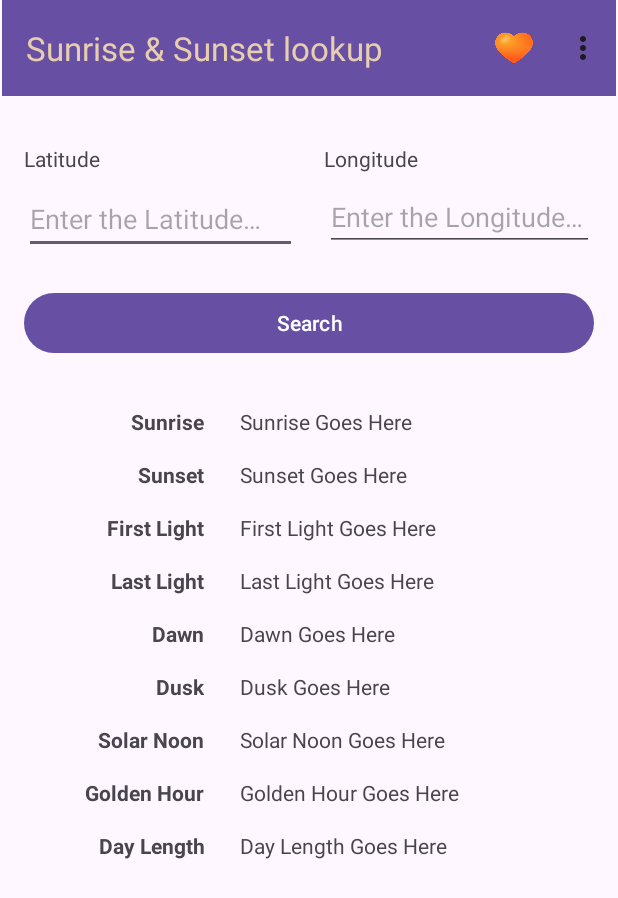
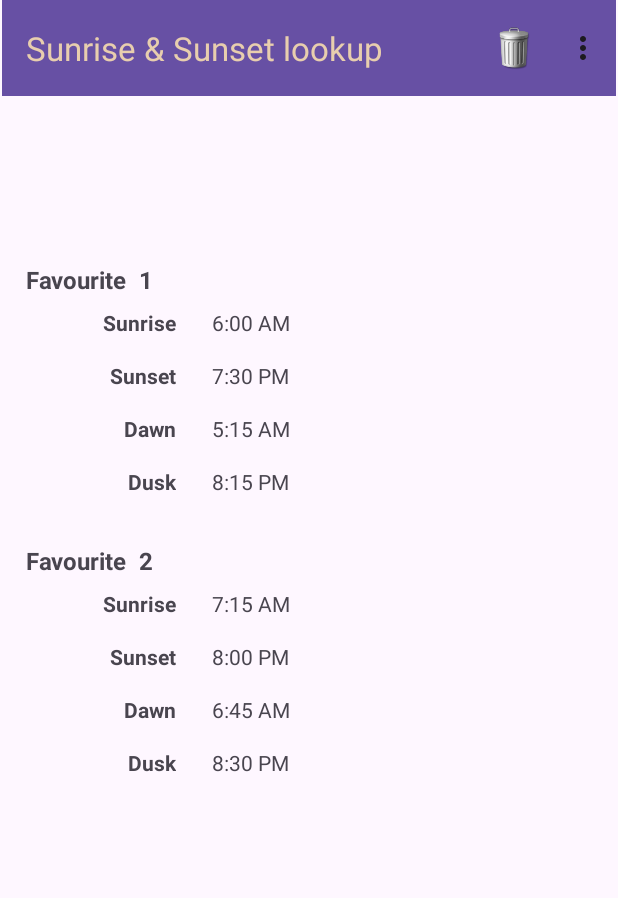
Before and after one commit to shiv0shakti/DemoStore, an Android app: the SunActivity screen opened directly, with no data from a screen before it, in the options menu, after a tap on "View Favourites", on a phone screen of 412 x 824 dp. Shown: the top 898 px of the screen. Run offline under Robolectric (Android 15) with nearby library versions, the phone set to English and light mode, and no system bars.

Commit message:
Added recyclerview, viewmodel, and finished ui.

```diff
--- /dev/null
+++ b/app/src/main/java/algonquin/cst2335/demostore/data/SunsetData.java
@@ -0,0 +1,57 @@
+package algonquin.cst2335.demostore.data;
+
+public class SunsetData {
+    private String sunrise;
+    private String sunset;
+    private String dawn;
+    private String dusk;
+
+    public SunsetData(String sunrise, String sunset, String dawn, String dusk) {
+        this.sunrise = sunrise;
+        this.sunset = sunset;
+        this.dawn = dawn;
+        this.dusk = dusk;
+    }
+
+    public String getSunrise() {
+        return sunrise;
+    }
+
+    public void setSunrise(String sunrise) {
+        this.sunrise = sunrise;
+    }
+
+    public String getSunset() {
+        return this.sunset;
+    }
+
+    public void setSunset(String sunset) {
+        this.sunset = sunset;
+    }
+    public String getDawn() {
+        return this.dawn;
+    }
+
+    public void setDawn(String dawn) {
+        this.dawn = dawn;
+    }
+
+    public String getDusk() {
+        return this.dusk;
+    }
+
+    public void setDusk(String dusk) {
+        this.dusk = dusk;
+    }
+
+
+    @Override
+    public String toString() {
+        return "SunsetData {" +
+                "sunrise='" + this.sunrise + '\'' +
+                ", sunset='" + this.sunset + '\'' +
+                ", dawn='" + this.dawn + '\'' +
+                ", dusk='" + this.dusk + '\'' +
+                '}';
+    }
+}
--- /dev/null
+++ b/app/src/main/java/algonquin/cst2335/demostore/data/SunsetViewModel.java
@@ -0,0 +1,10 @@
+package algonquin.cst2335.demostore.data;
+
+import androidx.lifecycle.MutableLiveData;
+import androidx.lifecycle.ViewModel;
+
+import java.util.ArrayList;
+
+public class SunsetViewModel extends ViewModel {
+    public MutableLiveData<ArrayList<SunsetData>> dataList = new MutableLiveData<>();
+}
--- a/app/src/main/java/algonquin/cst2335/demostore/ui/SunActivity.java
+++ b/app/src/main/java/algonquin/cst2335/demostore/ui/SunActivity.java
@@ -1,23 +1,38 @@
 package algonquin.cst2335.demostore.ui;
 
 import androidx.annotation.NonNull;
+import androidx.appcompat.app.AlertDialog;
 import androidx.appcompat.app.AppCompatActivity;
+import androidx.lifecycle.ViewModelProvider;
+import androidx.recyclerview.widget.LinearLayoutManager;
 
 import android.content.Context;
+import android.content.Intent;
 import android.content.SharedPreferences;
 import android.os.Bundle;
 import android.view.Menu;
 import android.view.MenuItem;
 import android.widget.Button;
 import android.widget.EditText;
+import android.widget.Toast;
+
+import com.google.android.material.snackbar.Snackbar;
+
+import java.util.ArrayList;
 
 import algonquin.cst2335.demostore.R;
+import algonquin.cst2335.demostore.data.SunsetData;
+import algonquin.cst2335.demostore.data.SunsetViewModel;
 import algonquin.cst2335.demostore.databinding.ActivitySunBinding;
+import algonquin.cst2335.demostore.databinding.ActivitySunFavsBinding;
 
 public class SunActivity extends AppCompatActivity {
 
     private static final String TAG = SunActivity.class.getName();
     private ActivitySunBinding binding;
+    private ArrayList<SunsetData> dataList = new ArrayList<>();
+    private SunsetViewModel sunsetViewModel;
+    private boolean hasSearchResult;
 
     @Override
     protected void onCreate(Bundle savedInstanceState) {
@@ -37,6 +52,14 @@ public class SunActivity extends AppCompatActivity {
 
         latField.setText(latData);
         longField.setText(longData);
+        hasSearchResult = false;
+
+        sunsetViewModel = new ViewModelProvider(this).get(SunsetViewModel.class);
+        dataList = sunsetViewModel.dataList.getValue();
+
+        if (dataList == null) {
+            sunsetViewModel.dataList.postValue(dataList = new ArrayList<SunsetData>());
+        }
 
         searchBtn.setOnClickListener(click -> {
             SharedPreferences.Editor editor = preferences.edit();
@@ -46,6 +69,8 @@ public class SunActivity extends AppCompatActivity {
             editor.putString("Latitude", latText);
             editor.putString("Longitude", longText);
             editor.apply();
+
+            hasSearchResult = true;
 
             if (!longText.isEmpty() && !latText.isEmpty()) {
                 // do stuff...
@@ -59,16 +84,27 @@ public class SunActivity extends AppCompatActivity {
         getMenuInflater().inflate(R.menu.sunset_menu, menu);
         return true;
     }
+
     @Override
     public boolean onOptionsItemSelected(@NonNull MenuItem item) {
         int choice = item.getItemId();
 
         if (choice == R.id.sunsetHelp) {
-
+            // display help dialog
+            AlertDialog.Builder builder = new AlertDialog.Builder(SunActivity.this);
+            builder.setMessage(R.string.sunset_help_main)
+                    .setTitle(R.string.sunset_help)
+                    .setPositiveButton(R.string.sunset_ok, (dialogInterface, i) -> {})
+                    .create().show();
         } else if (choice == R.id.sunsetFavs) {
-
+            Intent intent = new Intent(SunActivity.this, SunFavsActivity.class);
+            startActivity(intent);
         } else if (choice == R.id.sunsetMakeFav) {
-
+            if (hasSearchResult) {
+                Toast.makeText(this, R.string.sunset_saved_to_favs, Toast.LENGTH_LONG).show();
+            } else {
+                Toast.makeText(this, R.string.sunset_nothing, Toast.LENGTH_LONG).show();
+            }
         }
         return true;
     }
--- /dev/null
+++ b/app/src/main/java/algonquin/cst2335/demostore/ui/SunFavsActivity.java
@@ -0,0 +1,181 @@
+package algonquin.cst2335.demostore.ui;
+
+import androidx.annotation.NonNull;
+import androidx.appcompat.app.AlertDialog;
+import androidx.appcompat.app.AppCompatActivity;
+import androidx.lifecycle.ViewModelProvider;
+import androidx.recyclerview.widget.LinearLayoutManager;
+import androidx.recyclerview.widget.RecyclerView;
+
+import android.content.Intent;
+import android.os.Bundle;
+import android.view.Menu;
+import android.view.MenuItem;
+import android.view.View;
+import android.view.ViewGroup;
+import android.widget.TextView;
+import android.widget.Toast;
+
+import com.google.android.material.snackbar.Snackbar;
+
+import java.util.ArrayList;
+import java.util.concurrent.Executor;
+import java.util.concurrent.Executors;
+
+import algonquin.cst2335.demostore.R;
+import algonquin.cst2335.demostore.data.SunsetData;
+import algonquin.cst2335.demostore.data.SunsetViewModel;
+import algonquin.cst2335.demostore.databinding.ActivitySunFavsBinding;
+import algonquin.cst2335.demostore.databinding.SunsetFavItemBinding;
+
+public class SunFavsActivity extends AppCompatActivity {
+
+    private static final String TAG = SunFavsActivity.class.getName();
+    private ActivitySunFavsBinding binding;
+    private SunsetViewModel sunsetViewModel;
+    private RecyclerView.Adapter<MyRowHolder> myAdapter;
+    private ArrayList<SunsetData> dataList = new ArrayList<>();
+    private int deletePosition;
+    private View posView;
+    private boolean canDelete = false;
+
+    class MyRowHolder extends RecyclerView.ViewHolder {
+        TextView pos;
+        TextView sunrise;
+        TextView sunset;
+        TextView dawn;
+        TextView dusk;
+
+        public MyRowHolder(@NonNull View itemView) {
+            super(itemView);
+            pos = itemView.findViewById(R.id.sunsetPosSunriseValue);
+            sunrise = itemView.findViewById(R.id.sunsetFavSunriseValue);
+            sunset = itemView.findViewById(R.id.sunsetFavSunsetValue);
+            dawn = itemView.findViewById(R.id.sunsetFavDawnValue);
+            dusk = itemView.findViewById(R.id.sunsetFavDuskValue);
+
+            itemView.setOnClickListener(view -> {
+                deletePosition = getAdapterPosition();
+                posView = pos;
+                canDelete = true;
+            });
+        }
+    }
+
+    @Override
+    protected void onCreate(Bundle savedInstanceState) {
+        super.onCreate(savedInstanceState);
+        binding = ActivitySunFavsBinding.inflate(getLayoutInflater());
+        setContentView(binding.getRoot());
+        setSupportActionBar(binding.sunsetFavsToolbar);
+
+        sunsetViewModel = new ViewModelProvider(this).get(SunsetViewModel.class);
+        binding.sunsetFavsRecyclerView.setLayoutManager(new LinearLayoutManager(this));
+        dataList = sunsetViewModel.dataList.getValue();
+
+        if (dataList == null) {
+            sunsetViewModel.dataList.postValue(dataList = new ArrayList<SunsetData>());
+        }
+
+        binding.sunsetFavsRecyclerView.setAdapter(myAdapter = new RecyclerView.Adapter<MyRowHolder>() {
+            @NonNull
+            @Override
+            public MyRowHolder onCreateViewHolder(@NonNull ViewGroup parent, int viewType) {
+                SunsetFavItemBinding svBinding = SunsetFavItemBinding.inflate(getLayoutInflater());
+                return new MyRowHolder(svBinding.getRoot());
+            }
+
+            @Override
+            public void onBindViewHolder(@NonNull MyRowHolder holder, int position) {
+                SunsetData sunsetData = dataList.get(position);
+                String posText = String.valueOf(position + 1);
+
+                holder.pos.setText(posText);
+                holder.sunrise.setText(sunsetData.getSunrise());
+                holder.sunset.setText(sunsetData.getSunset());
+                holder.dawn.setText(sunsetData.getDawn());
+                holder.dusk.setText(sunsetData.getDusk());
+            }
+
+            @Override
+            public int getItemCount() {
+                return dataList.size();
+            }
+        });
+
+        // add test data
+        SunsetData sunsetDataTest1 = new SunsetData(
+                "6:00 AM",
+                "7:30 PM",
+                "5:15 AM",
+                "8:15 PM"
+        );
+        SunsetData sunsetDataTest2 = new SunsetData(
+                "7:15 AM",
+                "8:00 PM",
+                "6:45 AM",
+                "8:30 PM"
+        );
+        dataList.add(sunsetDataTest1);
+        myAdapter.notifyItemInserted(dataList.size() - 1);
+        dataList.add(sunsetDataTest2);
+        myAdapter.notifyItemInserted(dataList.size() - 1);
+    }
+
+    @Override
+    public boolean onCreateOptionsMenu(Menu menu) {
+        super.onCreateOptionsMenu(menu);
+        getMenuInflater().inflate(R.menu.sunset_favs_menu, menu);
+        return true;
+    }
+
+    @Override
+    public boolean onOptionsItemSelected(@NonNull MenuItem item) {
+        int choice = item.getItemId();
+
+        if (choice == R.id.sunsetFavsSearch) {
+            Intent intent = new Intent(SunFavsActivity.this, SunActivity.class);
+            startActivity(intent);
+        } else if (choice == R.id.sunsetFavsHelp) {
+            // show alert dialog help
+            AlertDialog.Builder builder = new AlertDialog.Builder(SunFavsActivity.this);
+            builder.setMessage(R.string.sunset_help_favs)
+                    .setTitle(R.string.sunset_help)
+                    .setPositiveButton(R.string.sunset_ok, (dialogInterface, i) -> {})
+                    .create().show();
+        } else if (choice == R.id.sunsetFavsDelete) {
+            if (!canDelete) {
+                Toast.makeText(this, R.string.sunset_nothing_to_del, Toast.LENGTH_SHORT).show();
+            } else {
+                AlertDialog.Builder builder = new AlertDialog.Builder(SunFavsActivity.this);
+                String msgText = getResources().getString(R.string.sunset_del_fav_msg);
+                String undoTextPos = String.valueOf(deletePosition + 1);
+
+                builder.setMessage(msgText + undoTextPos)
+                    .setTitle(R.string.sunset_del_fav_title)
+                    .setNegativeButton(R.string.sunset_no, (dialogInterface, i) -> {})
+                    .setPositiveButton(R.string.sunset_yes, (dialogInterface, i) -> {
+                        SunsetData data = dataList.get(deletePosition);
+                        String undoText = getResources().getString(R.string.sunset_del_succ);
+
+                        dataList.remove(deletePosition);
+                        myAdapter.notifyItemRemoved(deletePosition);
+
+                        Snackbar.make(
+                                        posView,
+                                        undoText + undoTextPos,
+                                        Snackbar.LENGTH_LONG)
+                                .setAction(R.string.sunset_undo, clk -> {
+                                    dataList.add(deletePosition, data);
+                                    myAdapter.notifyItemInserted(deletePosition);
+                                })
+                                .show();
+                        canDelete = false;
+                    })
+                    .create().show();
+            }
+        }
+
+        return true;
+    }
+}
--- /dev/null
+++ b/app/src/main/res/layout/activity_sun_favs.xml
@@ -0,0 +1,31 @@
+<?xml version="1.0" encoding="utf-8"?>
+<androidx.constraintlayout.widget.ConstraintLayout xmlns:android="http://schemas.android.com/apk/res/android"
+    xmlns:app="http://schemas.android.com/apk/res-auto"
+    xmlns:tools="http://schemas.android.com/tools"
+    android:layout_width="match_parent"
+    android:layout_height="match_parent"
+    tools:context=".ui.SunFavsActivity">
+
+    <androidx.appcompat.widget.Toolbar
+        android:id="@+id/sunsetFavsToolbar"
+        android:layout_width="409dp"
+        android:layout_height="wrap_content"
+        android:background="?attr/colorPrimary"
+        android:minHeight="?attr/actionBarSize"
+        android:theme="?attr/actionBarTheme"
+        app:layout_constraintEnd_toEndOf="parent"
+        app:layout_constraintStart_toStartOf="parent"
+        app:layout_constraintTop_toTopOf="parent"
+        app:title="@string/sunset_app_name"
+        app:titleTextColor="#E8CEAE" />
+
+    <androidx.recyclerview.widget.RecyclerView
+        android:id="@+id/sunsetFavsRecyclerView"
+        android:layout_width="409dp"
+        android:layout_height="665dp"
+        android:layout_marginTop="64dp"
+        app:layout_constraintBottom_toBottomOf="parent"
+        app:layout_constraintEnd_toEndOf="parent"
+        app:layout_constraintStart_toStartOf="parent"
+        app:layout_constraintTop_toBottomOf="@+id/sunsetFavsToolbar" />
+</androidx.constraintlayout.widget.ConstraintLayout>
--- /dev/null
+++ b/app/src/main/res/layout/sunset_fav_item.xml
@@ -0,0 +1,130 @@
+<?xml version="1.0" encoding="utf-8"?>
+
+<LinearLayout xmlns:android="http://schemas.android.com/apk/res/android"
+    xmlns:app="http://schemas.android.com/apk/res-auto"
+    xmlns:tools="http://schemas.android.com/tools"
+    android:layout_width="match_parent"
+    android:layout_height="match_parent"
+    android:elevation="5dp"
+    android:orientation="vertical">
+
+    <androidx.constraintlayout.widget.ConstraintLayout
+        android:layout_width="match_parent"
+        android:layout_height="wrap_content"
+        android:elevation="5dp">
+
+        <TextView
+            android:id="@+id/sunsetFavSunriseLabel"
+            android:layout_width="100dp"
+            android:layout_height="wrap_content"
+            android:layout_marginStart="16dp"
+            android:layout_marginTop="8dp"
+            android:text="@string/sunset_sunsrise_label"
+            android:textAlignment="textEnd"
+            android:textStyle="bold"
+            app:layout_constraintStart_toStartOf="parent"
+            app:layout_constraintTop_toBottomOf="@+id/sunsetPosSunriseLabel" />
+
+        <TextView
+            android:id="@+id/sunsetFavSunsetLabel"
+            android:layout_width="100dp"
+            android:layout_height="wrap_content"
+            android:layout_marginStart="16dp"
+            android:layout_marginTop="16dp"
+            android:text="@string/sunset_sunset_label"
+            android:textAlignment="textEnd"
+            android:textStyle="bold"
+            app:layout_constraintStart_toStartOf="parent"
+            app:layout_constraintTop_toBottomOf="@+id/sunsetFavSunriseLabel" />
+
+        <TextView
+            android:id="@+id/sunsetFavDawnLabel"
+            android:layout_width="100dp"
+            android:layout_height="wrap_content"
+            android:layout_marginStart="16dp"
+            android:layout_marginTop="16dp"
+            android:text="@string/sunset_dawn_label"
+            android:textAlignment="textEnd"
+            android:textStyle="bold"
+            app:layout_constraintStart_toStartOf="parent"
+            app:layout_constraintTop_toBottomOf="@+id/sunsetFavSunsetLabel" />
+
+        <TextView
+            android:id="@+id/sunsetFavDuskLabel"
+            android:layout_width="100dp"
+            android:layout_height="wrap_content"
+            android:layout_marginStart="16dp"
+            android:layout_marginTop="16dp"
+            android:text="@string/sunset_dusk_label"
+            android:textAlignment="textEnd"
+            android:textStyle="bold"
+            app:layout_constraintStart_toStartOf="parent"
+            app:layout_constraintTop_toBottomOf="@+id/sunsetFavDawnLabel" />
+
+        <TextView
+            android:id="@+id/sunsetFavSunriseValue"
+            android:layout_width="wrap_content"
+            android:layout_height="wrap_content"
+            android:layout_marginStart="24dp"
+            android:layout_marginTop="8dp"
+            android:text="TextView"
+            app:layout_constraintStart_toEndOf="@+id/sunsetFavSunriseLabel"
+            app:layout_constraintTop_toBottomOf="@+id/sunsetPosSunriseLabel" />
+
+        <TextView
+            android:id="@+id/sunsetFavSunsetValue"
+            android:layout_width="wrap_content"
+            android:layout_height="wrap_content"
+            android:layout_marginStart="24dp"
+            android:layout_marginTop="16dp"
+            android:text="TextView"
+            app:layout_constraintStart_toEndOf="@+id/sunsetFavSunsetLabel"
+            app:layout_constraintTop_toBottomOf="@+id/sunsetFavSunriseValue" />
+
+        <TextView
+            android:id="@+id/sunsetFavDawnValue"
+            android:layout_width="wrap_content"
+            android:layout_height="wrap_content"
+            android:layout_marginStart="24dp"
+            android:layout_marginTop="16dp"
+            android:text="TextView"
+            app:layout_constraintStart_toEndOf="@+id/sunsetFavDawnLabel"
+            app:layout_constraintTop_toBottomOf="@+id/sunsetFavSunsetValue" />
+
+        <TextView
+            android:id="@+id/sunsetFavDuskValue"
+            android:layout_width="wrap_content"
+            android:layout_height="wrap_content"
+            android:layout_marginStart="24dp"
+            android:layout_marginTop="16dp"
+            android:text="TextView"
+            app:layout_constraintStart_toEndOf="@+id/sunsetFavDuskLabel"
+            app:layout_constraintTop_toBottomOf="@+id/sunsetFavDawnValue" />
+
+        <TextView
+            android:id="@+id/sunsetPosSunriseLabel"
+            android:layout_width="wrap_content"
+            android:layout_height="wrap_content"
+            android:layout_marginStart="16dp"
+            android:layout_marginTop="32dp"
+            android:text="@string/sunset_fav_title"
+            android:textSize="16sp"
+            android:textStyle="bold"
+            app:layout_constraintStart_toStartOf="parent"
+            app:layout_constraintTop_toTopOf="parent" />
+
+        <TextView
+            android:id="@+id/sunsetPosSunriseValue"
+            android:layout_width="wrap_content"
+            android:layout_height="wrap_content"
+            android:layout_marginStart="8dp"
+            android:layout_marginTop="32dp"
+            android:text="TextView"
+            android:textSize="16sp"
+            android:textStyle="bold"
+            app:layout_constraintStart_toEndOf="@+id/sunsetPosSunriseLabel"
+            app:layout_constraintTop_toTopOf="parent" />
+
+
+    </androidx.constraintlayout.widget.ConstraintLayout>
+</LinearLayout>
--- /dev/null
+++ b/app/src/main/res/menu/sunset_favs_menu.xml
@@ -0,0 +1,21 @@
+<?xml version="1.0" encoding="utf-8"?>
+<menu xmlns:app="http://schemas.android.com/apk/res-auto"
+    xmlns:android="http://schemas.android.com/apk/res/android">
+
+    <item
+        android:id="@+id/sunsetFavsDelete"
+        android:title="@string/sunset_delete"
+        android:icon="@drawable/ic_delete"
+        app:showAsAction="always"
+    />
+    <item
+        android:id="@+id/sunsetFavsHelp"
+        android:title="@string/sunset_help"
+        app:showAsAction="never"
+    />
+    <item
+        android:id="@+id/sunsetFavsSearch"
+        android:title="@string/sunset_search_activity"
+        app:showAsAction="never"
+    />
+</menu>
--- a/app/src/main/res/values/strings.xml
+++ b/app/src/main/res/values/strings.xml
@@ -1,3 +1,4 @@
 <resources>
     <string name="app_name">DemoStore</string>
+    <string name="sunset_search_activity">Search</string>
 </resources>
--- a/app/src/main/res/values/strings_sunset.xml
+++ b/app/src/main/res/values/strings_sunset.xml
@@ -9,6 +9,10 @@
     <string name="sunset_make_fav">Favourite</string>
     <string name="sunset_favs">View Favourites</string>
     <string name="sunset_help">Help</string>
+    <string name="sunset_saved_to_favs">Saved to favourites &lt;3</string>
+    <string name="sunset_fav_title">Favourite</string>
+    <string name="sunset_nothing">Nothing to save</string>
+    <string name="sunset_nothing_to_del">Nothing to delete</string>
 
     <string name="sunset_sunsrise_label">Sunrise</string>
     <string name="sunset_sunset_label">Sunset</string>
@@ -29,4 +33,16 @@
     <string name="sunset_solar_noon_value">Solar Noon Goes Here</string>
     <string name="sunset_golden_hour_value">Golden Hour Goes Here</string>
     <string name="sunset_day_length_value">Day Length Goes Here</string>
+
+    <string name="sunset_help_main">Enter a latitude and longitude and search to see sunset and sunrise data. Press the heart icon to add to favourites. Use the help menu to view favourites.</string>
+    <string name="sunset_help_favs">Tap on an item to view details. Press the delete icon to delete the item. Use the help menu to go back to Search.</string>
+
+    <string name="sunset_ok">OK</string>
+    <string name="sunset_del_fav_msg">Do you want to delete Favourite #</string>
+    <string name="sunset_del_fav_title">Delete Favourite</string>
+    <string name="sunset_del_succ">You deleted favourite #</string>
+    <string name="sunset_yes">Yes</string>
+    <string name="sunset_no">No</string>
+    <string name="sunset_undo">Undo</string>
+    <string name="sunset_delete">Delete</string>
 </resources>
```
Also changed, not shown: app/src/main/AndroidManifest.xml (+6 -3 lines), app/src/main/res/drawable/ic_delete.png (added), 1 other file.
